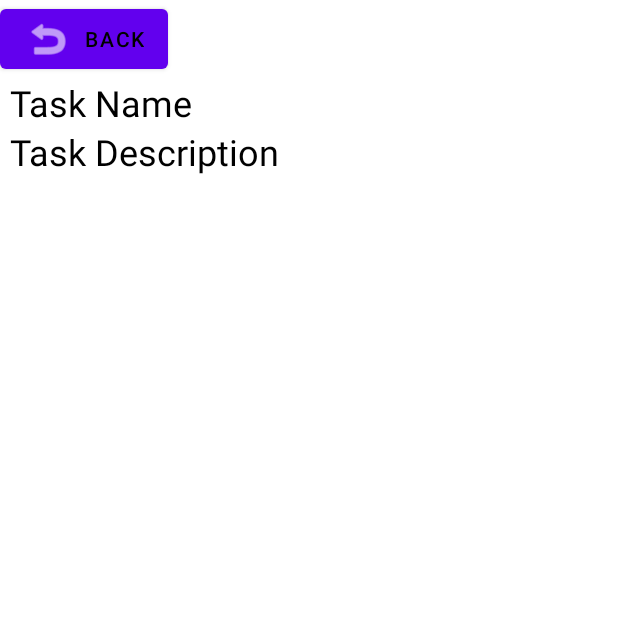
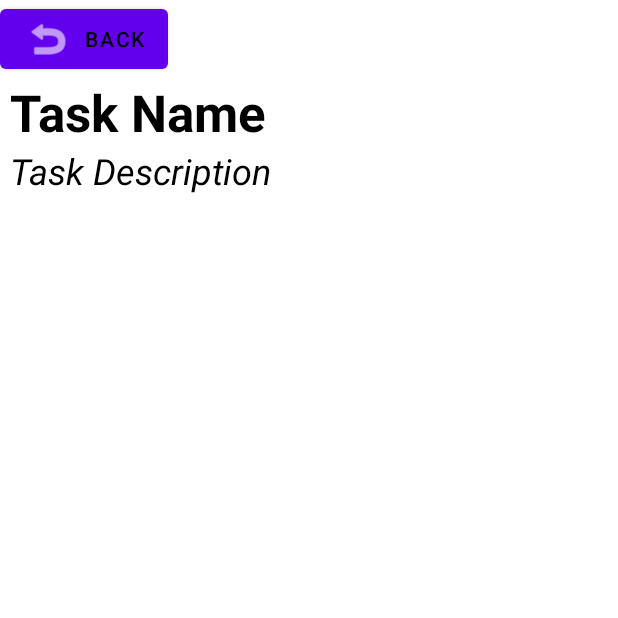
Before and after one commit to SpencerLefever/TodoList-AndroidApp, an Android app: the ExpandedTaskActivity screen opened directly, with no data from a screen before it, on a phone screen of 412 x 824 dp, the top half of it. Run offline under Robolectric (Android 15) with nearby library versions, the light colour scheme and no system bars; 2 statements that could not run were skipped.

Commit message:
commit push

```diff
--- a/TodoList/app/src/main/java/com/example/todolist/MainActivity.java
+++ b/TodoList/app/src/main/java/com/example/todolist/MainActivity.java
@@ -8,6 +8,7 @@ import android.annotation.SuppressLint;
 import android.content.Context;
 import android.content.Intent;
 import android.content.res.TypedArray;
+import android.graphics.Typeface;
 import android.os.Bundle;
 import android.preference.PreferenceManager;
 import android.util.AttributeSet;
@@ -27,6 +28,7 @@ import org.xmlpull.v1.XmlPullParser;
 import org.xmlpull.v1.XmlPullParserException;
 import org.xmlpull.v1.XmlPullParserFactory;
 
+import java.lang.reflect.Type;
 import java.util.ArrayList;
 import java.util.List;
 
@@ -47,11 +49,11 @@ public class MainActivity extends AppCompatActivity {
     private Button deleteButton;
     private RecyclerView multiTaskLayout;
 
-
     @Override
     protected void onCreate(Bundle savedInstanceState) {
         currentTheme = getIntent().getIntExtra("Theme", R.style.Theme_TodoList);
         setTheme(currentTheme);
+
         super.onCreate(savedInstanceState);
         setContentView(R.layout.activity_main);
 
--- a/TodoList/app/src/main/res/layout/activity_expanded_task.xml
+++ b/TodoList/app/src/main/res/layout/activity_expanded_task.xml
@@ -22,8 +22,10 @@
         android:paddingLeft="10px"
         android:paddingRight="10px"
         android:text="Task Name"
+        android:textAppearance="@style/TextAppearance.AppCompat.Large"
         android:textColor="#000000"
-        android:textSize="24sp" />
+        android:textSize="34sp"
+        android:textStyle="bold" />
 
     <TextView
         android:id="@+id/TaskDescription"
@@ -32,6 +34,8 @@
         android:paddingLeft="10px"
         android:paddingRight="10px"
         android:text="Task Description"
+        android:textAppearance="@style/TextAppearance.AppCompat.Medium"
         android:textColor="#000000"
-        android:textSize="24sp" />
+        android:textSize="24sp"
+        android:textStyle="italic" />
 </LinearLayout>
--- a/TodoList/app/src/main/res/layout/activity_settings.xml
+++ b/TodoList/app/src/main/res/layout/activity_settings.xml
@@ -34,6 +34,8 @@
         android:background="#00FFFFFF"
 
         android:backgroundTint="#00000000"
+
+        app:icon="@android:drawable/ic_menu_revert"
 
         android:text="Back"
         android:textColor="#000000"
```
